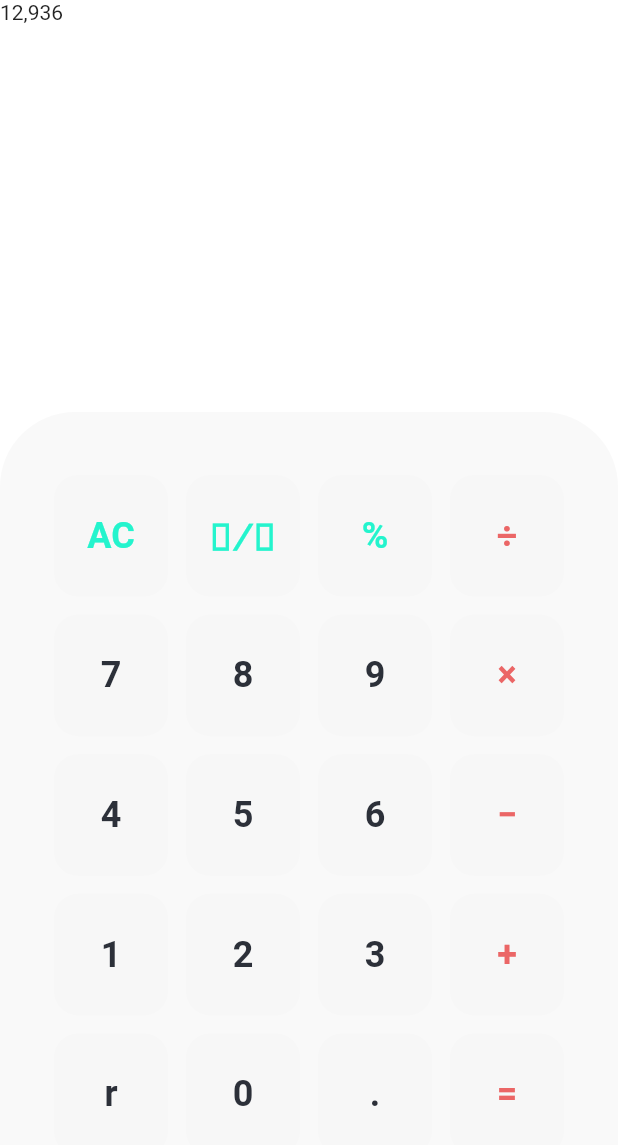
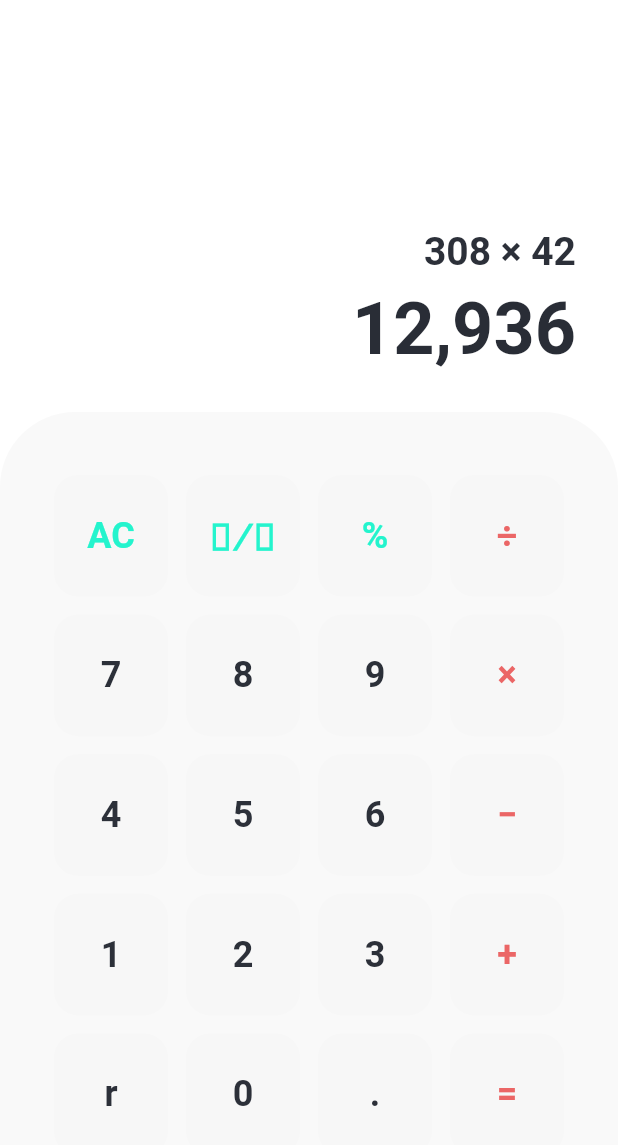
Before and after one commit to devrrior/calculator_app, a Flutter app: the screen it shows after launch, on a phone screen of 412 x 824 dp. Shown: the top 1145 px of the screen. Run offline on Flutter 3.47's test engine with Material 2 defaults, Android fonts, the phone set to English and light mode, and no system bars.

Commit message:
feat(homeScreen): complete design

```diff
--- a/lib/screens/home_screen.dart
+++ b/lib/screens/home_screen.dart
@@ -1,4 +1,5 @@
 import 'package:calculator_app/utils/build_buttons.dart';
+import 'package:calculator_app/utils/build_result.dart';
 import 'package:flutter/material.dart';
 
 class HomeScreen extends StatefulWidget {
@@ -15,10 +16,10 @@ class _HomeScreenState extends State<HomeScreen> {
       bottom: false,
       child: Column(
         children: <Widget>[
-          const Expanded(
+          Expanded(
             child: SizedBox(
               width: double.infinity,
-              child: Text('12,936'),
+              child: buildResult(context),
             ),
           ),
           Expanded(
--- a/lib/theme/theme_constants.dart
+++ b/lib/theme/theme_constants.dart
@@ -4,7 +4,8 @@ class LightTheme {
   static const firstBackground = Color(0xFFFFFFFF);
   static const secondBackground = Color(0xFFF9F9F9);
   static const thirdBackground = Color(0xFFF7F7F7);
-  static const fontColor = Color(0xFF2C3039);
+  static const fontButtonColor = Color(0xFF2C3039);
+  static const fontResultColor = Color(0xFF292D36);
 
   static final ThemeData themeData = ThemeData(
     brightness: Brightness.light,
@@ -22,10 +23,20 @@ class LightTheme {
       ),
     ),
     textTheme: const TextTheme(
-      button: TextStyle(
-        color: fontColor,
+      displayLarge: TextStyle(
+        fontSize: 48,
+        fontWeight: FontWeight.w700,
+        color: fontResultColor,
+      ),
+      displayMedium: TextStyle(
+        fontSize: 26,
+        fontWeight: FontWeight.bold,
+        color: fontButtonColor,
+      ),
+      bodyMedium: TextStyle(
         fontSize: 24,
         fontWeight: FontWeight.bold,
+        color: fontButtonColor,
       ),
     ),
   );
@@ -35,7 +46,8 @@ class DarkTheme {
   static const firstBackground = Color(0xFF21252D);
   static const secondBackground = Color(0xFF292D36);
   static const thirdBackground = Color(0xFF272B33);
-  static const fontColor = Color(0xFFF1F1F1);
+  static const fontButtonColor = Color(0xFFF1F1F1);
+  static const fontResultColor = Color(0xFF292D36);
 
   static final ThemeData themeData = ThemeData(
     brightness: Brightness.dark,
@@ -52,8 +64,18 @@ class DarkTheme {
       ),
     ),
     textTheme: const TextTheme(
-      button: TextStyle(
-        color: fontColor,
+      displayLarge: TextStyle(
+        fontSize: 48,
+        fontWeight: FontWeight.w700,
+        color: fontResultColor,
+      ),
+      displayMedium: TextStyle(
+        fontSize: 26,
+        fontWeight: FontWeight.bold,
+        color: fontButtonColor,
+      ),
+      bodyMedium: TextStyle(
+        color: fontButtonColor,
         fontSize: 24,
         fontWeight: FontWeight.bold,
       ),
--- a/lib/utils/build_result.dart
+++ b/lib/utils/build_result.dart
@@ -1 +1,22 @@
 import 'package:flutter/material.dart';
+
+Widget buildResult(BuildContext context) => Padding(
+      padding: const EdgeInsets.all(28.0),
+      child: Column(
+        mainAxisAlignment: MainAxisAlignment.end,
+        crossAxisAlignment: CrossAxisAlignment.end,
+        children: [
+          Text(
+            '308 × 42',
+            overflow: TextOverflow.ellipsis,
+            style: Theme.of(context).textTheme.displayMedium,
+          ),
+          const SizedBox(height: 8),
+          Text(
+            '12,936',
+            overflow: TextOverflow.ellipsis,
+            style: Theme.of(context).textTheme.displayLarge,
+          ),
+        ],
+      ),
+    );
--- a/lib/widgets/button_widget.dart
+++ b/lib/widgets/button_widget.dart
@@ -21,7 +21,7 @@ class ButtonWidget extends StatelessWidget {
           onPressed: () {},
           child: Text(
             text,
-            style: Theme.of(context).textTheme.button?.copyWith(
+            style: Theme.of(context).textTheme.bodyMedium?.copyWith(
                   color: color,
                 ),
           ),
@@ -43,7 +43,7 @@ class ButtonWidget extends StatelessWidget {
       case '⁺∕₋':
         return const Color(0xFF24F4CD);
       default:
-        return Theme.of(context).textTheme.button?.color;
+        return Theme.of(context).textTheme.bodyMedium?.color;
     }
   }
 }
```
